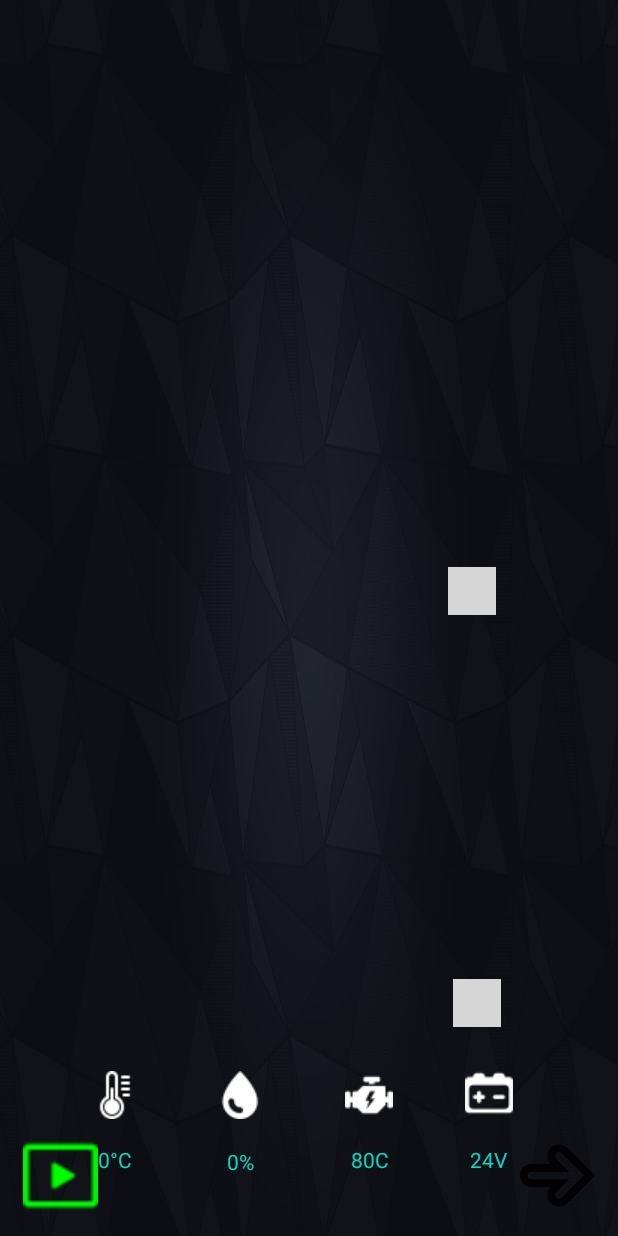
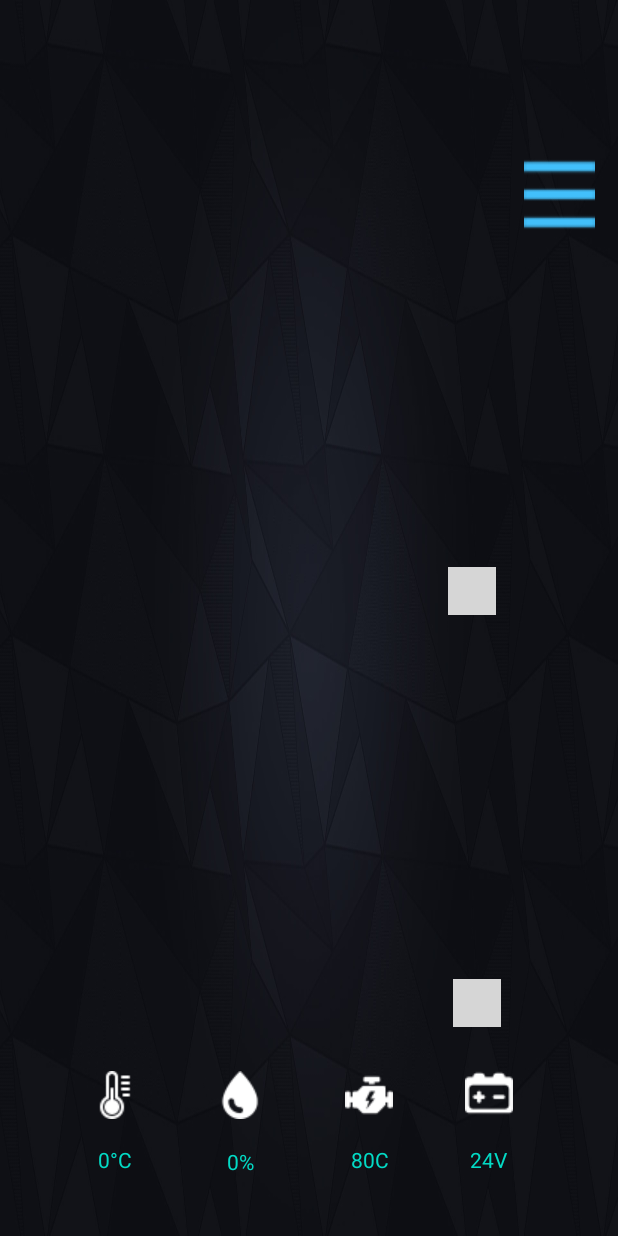
Before and after one commit to EwaKopec/car-app, an Android app: the Real_time_charts screen opened directly, with no data from a screen before it, on a phone screen of 412 x 824 dp. Run offline under Robolectric (Android 15) with nearby library versions, the phone set to English and light mode, and no system bars; libraries missing offline, so code that uses them is left out: com.github.anastr.speedviewlib, com.github.pires.obd; plain views replace AwesomeSpeedometer; 14 statements that could not run were skipped; grey boxes are pictures that could not be loaded.

Commit message:
add menu items

```diff
--- a/app/src/main/res/layout-land/activity_real_time_charts.xml
+++ b/app/src/main/res/layout-land/activity_real_time_charts.xml
@@ -9,23 +9,17 @@
 
 
     <Button
-        android:id="@+id/startStop"
+        android:id="@+id/menu"
         android:layout_width="50dp"
         android:layout_height="50dp"
-        android:onClick="onStartStopClick"
+        android:layout_alignParentStart="true"
         android:layout_alignParentBottom="true"
-        android:layout_alignParentStart="true"
-        android:layout_margin="15dp"
-        android:background="@drawable/start"/>
-
-    <Button
-        android:id="@+id/next"
-        android:layout_width="50dp"
-        android:layout_height="50dp"
-        android:layout_alignParentBottom="true"
-        android:layout_alignParentEnd="true"
-        android:layout_margin="15dp"
-        android:background="@drawable/right"/>
+        android:layout_marginStart="664dp"
+        android:layout_marginTop="15dp"
+        android:layout_marginEnd="15dp"
+        android:layout_marginBottom="347dp"
+        android:background="@drawable/menu"
+        android:onClick="onMenuClick" />
 
     <com.github.anastr.speedviewlib.AwesomeSpeedometer
         android:id="@+id/awesomeSpeedometer"
--- a/app/src/main/res/layout/activity_real_time_charts.xml
+++ b/app/src/main/res/layout/activity_real_time_charts.xml
@@ -8,23 +8,17 @@
     tools:context=".Real_time_charts">
 
     <Button
-        android:id="@+id/startStop"
+        android:id="@+id/menu"
         android:layout_width="50dp"
         android:layout_height="50dp"
-        android:onClick="onStartStopClick"
+        android:layout_alignParentStart="true"
         android:layout_alignParentBottom="true"
-        android:layout_alignParentStart="true"
-        android:layout_margin="15dp"
-        android:background="@drawable/start"/>
-
-    <Button
-        android:id="@+id/next"
-        android:layout_width="50dp"
-        android:layout_height="50dp"
-        android:layout_alignParentBottom="true"
-        android:layout_alignParentEnd="true"
-        android:layout_margin="15dp"
-        android:background="@drawable/right"/>
+        android:layout_marginStart="349dp"
+        android:layout_marginTop="15dp"
+        android:layout_marginEnd="15dp"
+        android:layout_marginBottom="669dp"
+        android:background="@drawable/menu"
+        android:onClick="onMenuClick" />
 
 
     <com.github.anastr.speedviewlib.AwesomeSpeedometer
--- /dev/null
+++ b/app/src/main/res/menu/popup_menu.xml
@@ -0,0 +1,23 @@
+<?xml version="1.0" encoding="utf-8"?>
+<menu xmlns:android="http://schemas.android.com/apk/res/android">
+    <item
+        android:id="@+id/start_item"
+        android:title="START" />
+
+    <item
+        android:id="@+id/stop_item"
+        android:title="STOP"
+        android:enabled="false"/>
+
+    <item
+        android:id="@+id/fuel_item"
+        android:title="Paliwo" />
+
+    <item
+        android:id="@+id/speed_item"
+        android:title="Prędkość" />
+
+    <item
+        android:id="@+id/addidional_item"
+        android:title="Additional info" />
+</menu>
```
Also changed, not shown: app/src/main/java/com/example/obd2_app/Real_time_charts.java (+34 -15 lines), app/src/main/res/layout-land/activity_main.xml (added, +88 -0 lines), app/src/main/res/drawable-v24/menu.png (added).
